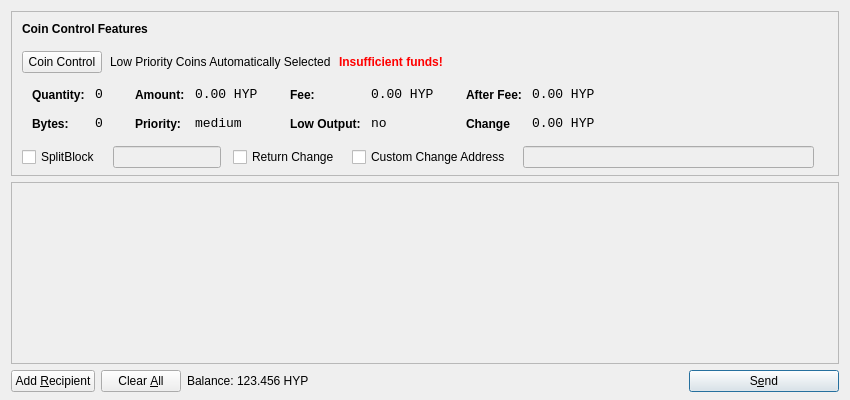
Qt form src/qt/forms/sendcoinsdialog.ui (davidlatapie/HyperStake) before a commit.
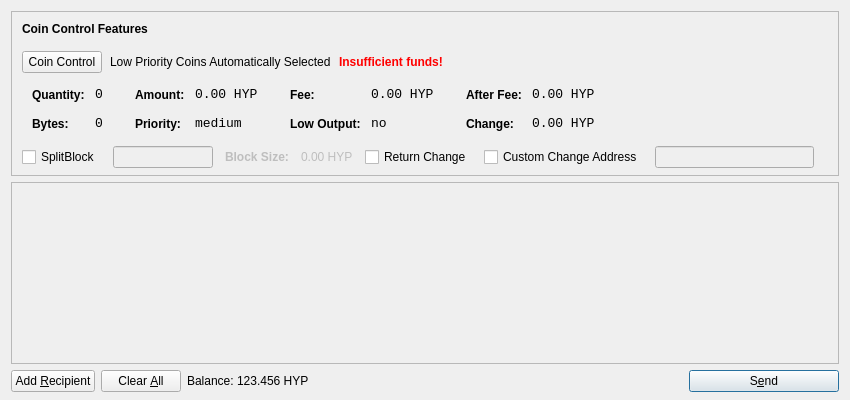
The same form after that commit. Icons and pictures are not drawn.

Commit message: add block size label

What changed in the file:
```diff
--- a/src/qt/forms/sendcoinsdialog.ui
+++ b/src/qt/forms/sendcoinsdialog.ui
@@ -518,7 +518,7 @@
                   <string notr="true">font-weight:bold;</string>
                  </property>
                  <property name="text">
-                  <string>Change</string>
+                  <string>Change:</string>
                  </property>
                 </widget>
                </item>
@@ -552,7 +552,7 @@
          </widget>
         </item>
         <item>
-         <layout class="QHBoxLayout" name="horizontalLayoutCoinControl4" stretch="0,0,0,0,0,0">
+         <layout class="QHBoxLayout" name="horizontalLayoutCoinControl4" stretch="0,0,0,0,0,0,0,0">
           <property name="spacing">
            <number>12</number>
           </property>
@@ -583,6 +583,38 @@
               <verstretch>0</verstretch>
              </sizepolicy>
             </property>
+            <property name="maximumSize">
+             <size>
+              <width>100</width>
+              <height>16777215</height>
+             </size>
+            </property>
+           </widget>
+          </item>
+          <item>
+           <widget class="QLabel" name="labelBlockSizeText">
+            <property name="enabled">
+             <bool>false</bool>
+            </property>
+            <property name="font">
+             <font>
+              <weight>75</weight>
+              <bold>true</bold>
+             </font>
+            </property>
+            <property name="text">
+             <string>Block Size:</string>
+            </property>
+           </widget>
+          </item>
+          <item>
+           <widget class="QLabel" name="labelBlockSize">
+            <property name="enabled">
+             <bool>false</bool>
+            </property>
+            <property name="text">
+             <string>0.00 HYP</string>
+            </property>
            </widget>
           </item>
           <item>
```
Left out of the diff: 24 changed lines with no effect on the pictures. The commit also changes 2 other files.
